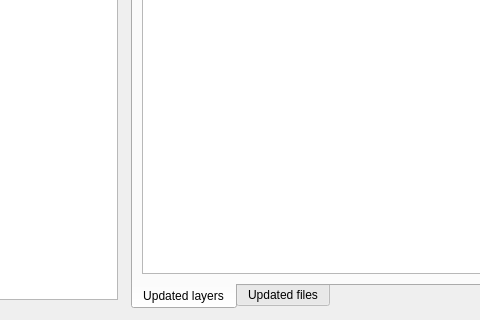
This is Mergin/ui/ui_versions_viewer.ui in MerginMaps/qgis-plugin as Qt 5 draws it before an edit; both pictures show x 718 to 1198 and y 416 to 736 of the 1295 by 736 pixel window. The edited form follows.
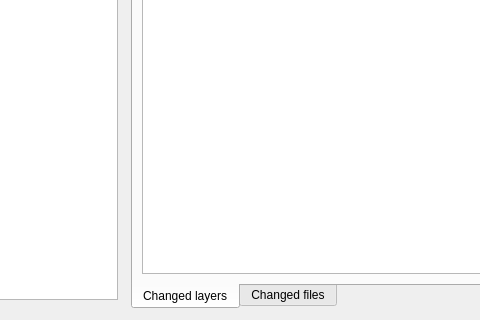
This is the edited form. Icons and pictures are not drawn. Custom widgets are drawn as their Qt base class.

Patch:
```diff
--- a/Mergin/ui/ui_versions_viewer.ui
+++ b/Mergin/ui/ui_versions_viewer.ui
@@ -321,7 +321,7 @@
          </property>
          <widget class="QWidget" name="tab">
           <attribute name="title">
-           <string>Updated layers</string>
+           <string>Changed layers</string>
           </attribute>
           <layout class="QVBoxLayout" name="verticalLayout_4">
            <item>
@@ -331,7 +331,7 @@
          </widget>
          <widget class="QWidget" name="tab_2">
           <attribute name="title">
-           <string>Updated files</string>
+           <string>Changed files</string>
           </attribute>
           <layout class="QVBoxLayout" name="verticalLayout_2">
            <item>
```
